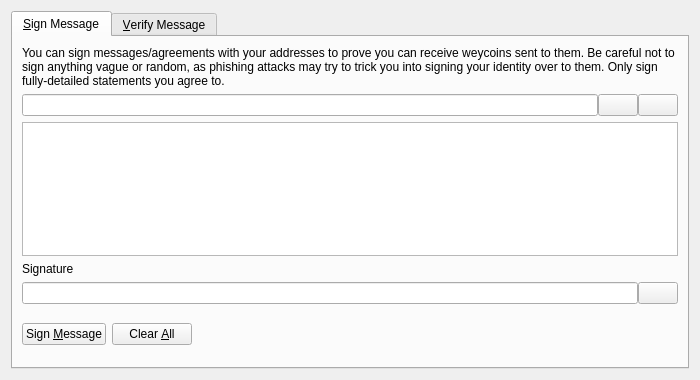
weycoin/weycoin, file src/qt/forms/signverifymessagedialog.ui: the form before one commit.
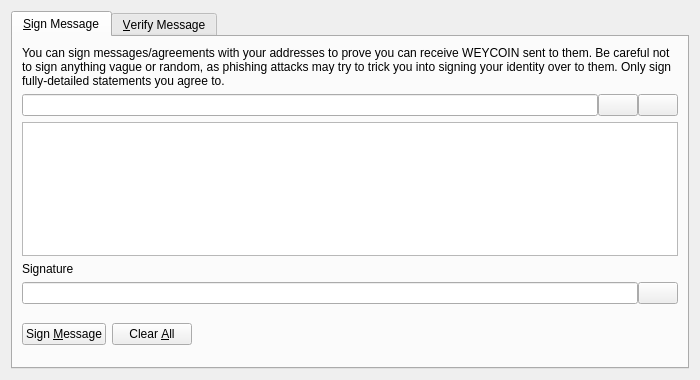
The form after the commit. Icons and pictures are not drawn. Custom widgets are drawn as their Qt base class.

The edit to the form file:
```diff
--- a/src/qt/forms/signverifymessagedialog.ui
+++ b/src/qt/forms/signverifymessagedialog.ui
@@ -30,7 +30,7 @@
        <item>
         <widget class="QLabel" name="infoLabel_SM">
          <property name="text">
-          <string>You can sign messages/agreements with your addresses to prove you can receive weycoins sent to them. Be careful not to sign anything vague or random, as phishing attacks may try to trick you into signing your identity over to them. Only sign fully-detailed statements you agree to.</string>
+          <string>You can sign messages/agreements with your addresses to prove you can receive WEYCOIN sent to them. Be careful not to sign anything vague or random, as phishing attacks may try to trick you into signing your identity over to them. Only sign fully-detailed statements you agree to.</string>
          </property>
          <property name="textFormat">
           <enum>Qt::PlainText</enum>
```
Left out of the diff: 22 changed lines with no effect on the pictures.
